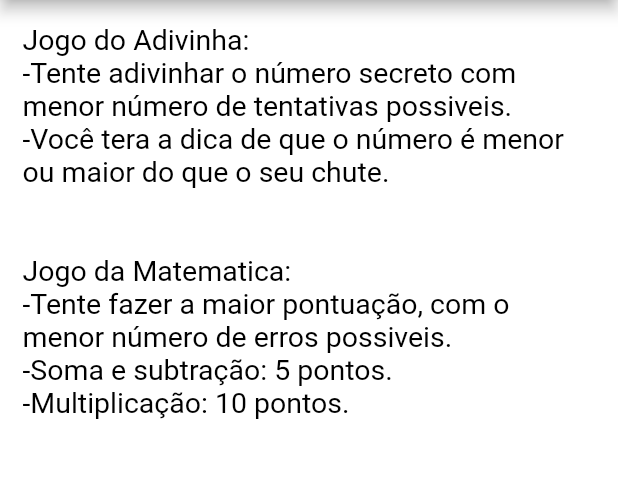
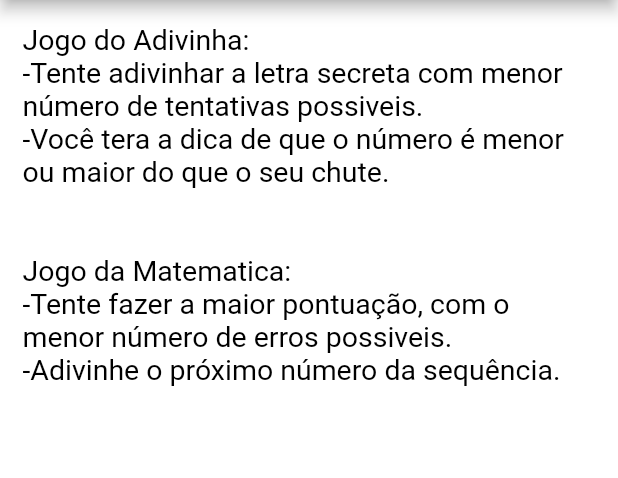
Before and after one commit to diogoneiss/jogo-alfabetizacao, a Flutter app: the InfoJogos screen opened directly, on a phone screen of 412 x 824 dp, the part 84-562 px from its top. Run offline on Flutter 3.47's test engine with Material 2 defaults, Android fonts, the phone set to English and light mode, and no system bars.

Commit message:
Correção nos textos e adicionado link do youtube

```diff
--- a/lib/pages/infoJogos.dart
+++ b/lib/pages/infoJogos.dart
@@ -37,7 +37,7 @@ class _InfoJogosState extends State<InfoJogos> {
   _textInfo() {
     return Text(
       "Jogo do Adivinha:\n" +
-          "-Tente adivinhar o número secreto com menor número de tentativas possiveis.\n" +
+          "-Tente adivinhar a letra secreta com menor número de tentativas possiveis.\n" +
           "-Você tera a dica de que o número é menor ou maior do que o seu chute.\n",
       textAlign: TextAlign.left,
       style: TextStyle(color: Colors.black, fontSize: 19),
@@ -48,7 +48,7 @@ class _InfoJogosState extends State<InfoJogos> {
     return Text(
       "\nJogo da Matematica:\n" +
           "-Tente fazer a maior pontuação, com o menor número de erros possiveis.\n" +
-          "-Soma e subtração: 5 pontos.\n" "-Multiplicação: 10 pontos.",
+          "-Adivinhe o próximo número da sequência.",
       textAlign: TextAlign.left,
       style: TextStyle(color: Colors.black, fontSize: 19),
     );
```
Also changed, not shown: 1 other file.
